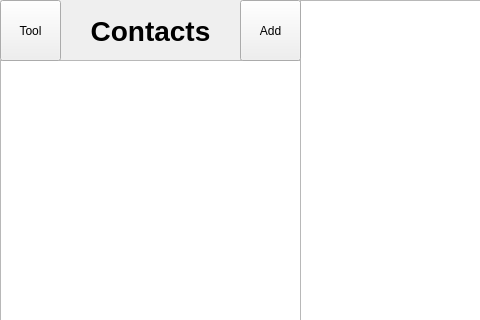
Above: GUI/mainwindow.ui from FrozenBurning/MyQQ before the change; both pictures show x 0 to 480 and y 0 to 320 of the 908 by 539 pixel window. Below: the same form after it.
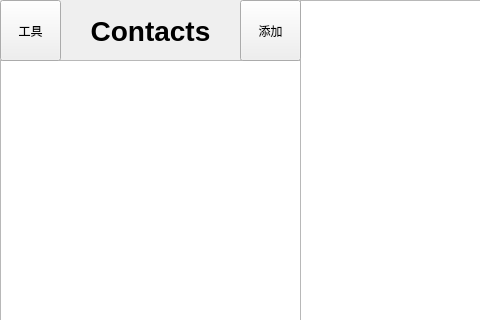
That is the form after the change.

What changed in the file:
```diff
--- a/GUI/mainwindow.ui
+++ b/GUI/mainwindow.ui
@@ -157,7 +157,10 @@
      </rect>
     </property>
     <property name="text">
-     <string>Tool</string>
+     <string>工具</string>
+    </property>
+    <property name="checkable">
+     <bool>true</bool>
     </property>
    </widget>
    <widget class="QPushButton" name="addfriend">
@@ -170,7 +173,7 @@
      </rect>
     </property>
     <property name="text">
-     <string>Add</string>
+     <string>添加</string>
     </property>
    </widget>
   </widget>
```
Left out of the diff: 2 changed lines with no effect on the pictures.
